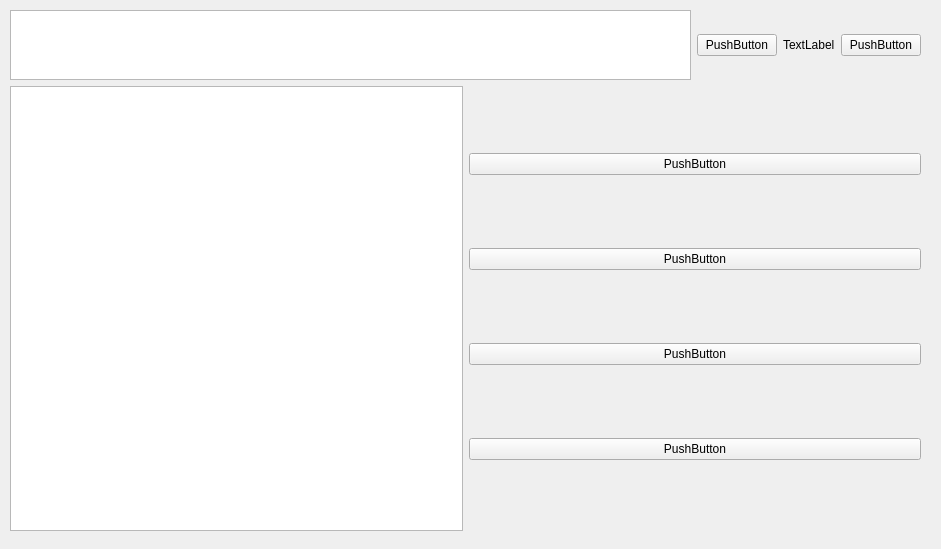
Above: ui/theme_editor_page.ui from imanirajdoost/color-theme-manager before the change. Below: the same form after it.
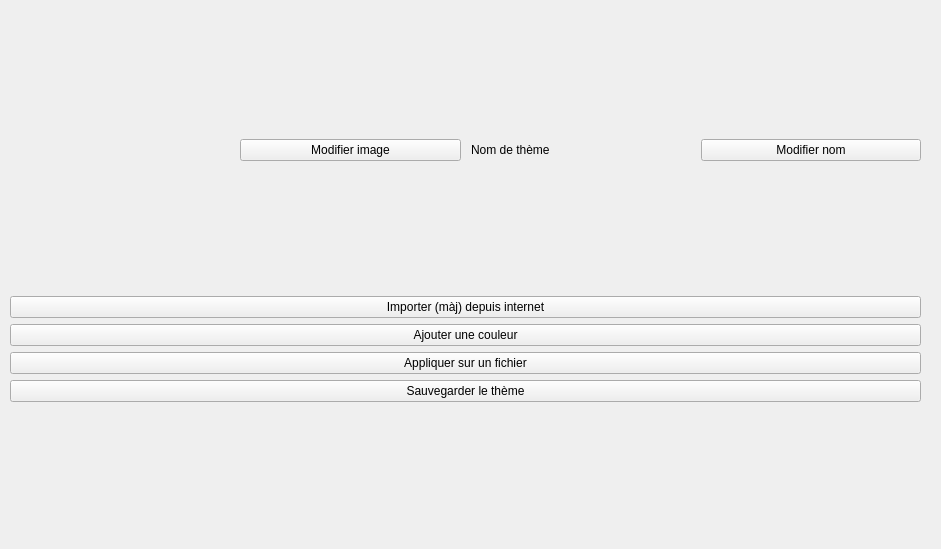
That is the form after the change. Icons and pictures are not drawn.

```diff
--- a/ui/theme_editor_page.ui
+++ b/ui/theme_editor_page.ui
@@ -24,65 +24,75 @@
    </property>
    <layout class="QVBoxLayout" name="verticalLayout" stretch="1,10">
     <item>
-     <layout class="QHBoxLayout" name="horizontalLayout">
+     <layout class="QHBoxLayout" name="horizontalLayout" stretch="0,0,0,0">
+      <property name="spacing">
+       <number>10</number>
+      </property>
       <item>
-       <widget class="QGraphicsView" name="graphicsView"/>
+       <widget class="QLabel" name="label_2">
+        <property name="text">
+         <string/>
+        </property>
+        <property name="pixmap">
+         <pixmap resource="../resources.qrc">:/icons/color_icon.png</pixmap>
+        </property>
+       </widget>
       </item>
       <item>
        <widget class="QPushButton" name="pushButton_5">
         <property name="text">
-         <string>PushButton</string>
+         <string>Modifier image</string>
         </property>
        </widget>
       </item>
       <item>
        <widget class="QLabel" name="label">
         <property name="text">
-         <string>TextLabel</string>
+         <string>Nom de thème</string>
         </property>
        </widget>
       </item>
       <item>
        <widget class="QPushButton" name="pushButton_6">
         <property name="text">
-         <string>PushButton</string>
+         <string>Modifier nom</string>
         </property>
        </widget>
       </item>
      </layout>
     </item>
     <item>
-     <layout class="QHBoxLayout" name="horizontalLayout_2" stretch="1,1">
+     <layout class="QHBoxLayout" name="horizontalLayout_2" stretch="2,1">
       <item>
-       <widget class="QListView" name="listView"/>
+       <layout class="QHBoxLayout" name="colorLayout"/>
       </item>
       <item>
-       <layout class="QGridLayout" name="gridLayout" rowstretch="0,0,0,0" columnstretch="0" rowminimumheight="0,0,0,0" columnminimumwidth="0">
-        <item row="3" column="0">
-         <widget class="QPushButton" name="pushButton">
+       <layout class="QGridLayout" name="gridLayout" rowstretch="0,0,0,0" columnstretch="0">
+        <item row="0" column="0">
+         <widget class="QPushButton" name="pushButton_4">
           <property name="text">
-           <string>PushButton</string>
+           <string>Importer (màj) depuis internet</string>
           </property>
          </widget>
         </item>
         <item row="2" column="0">
          <widget class="QPushButton" name="pushButton_2">
           <property name="text">
-           <string>PushButton</string>
+           <string>Appliquer sur un fichier</string>
+          </property>
+         </widget>
+        </item>
+        <item row="3" column="0">
+         <widget class="QPushButton" name="pushButton">
+          <property name="text">
+           <string>Sauvegarder le thème</string>
           </property>
          </widget>
         </item>
         <item row="1" column="0">
          <widget class="QPushButton" name="pushButton_3">
           <property name="text">
-           <string>PushButton</string>
-          </property>
-         </widget>
-        </item>
-        <item row="0" column="0">
-         <widget class="QPushButton" name="pushButton_4">
-          <property name="text">
-           <string>PushButton</string>
+           <string>Ajouter une couleur</string>
           </property>
          </widget>
         </item>
```
Left out of the diff: 17 changed lines with no effect on the pictures.
